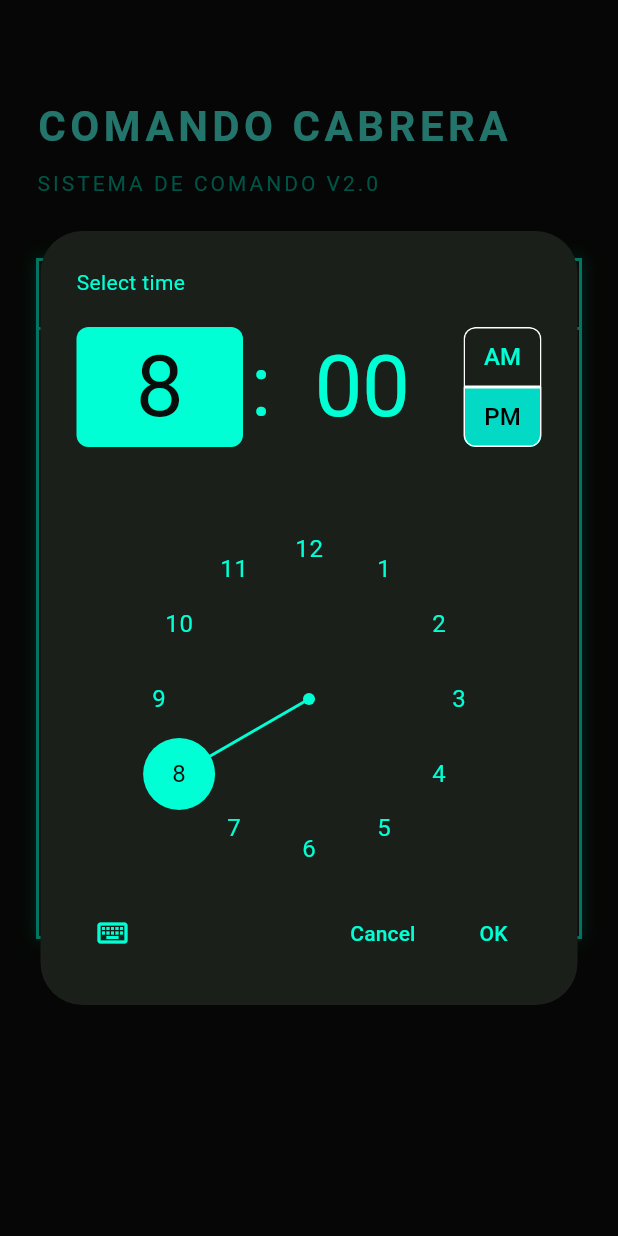
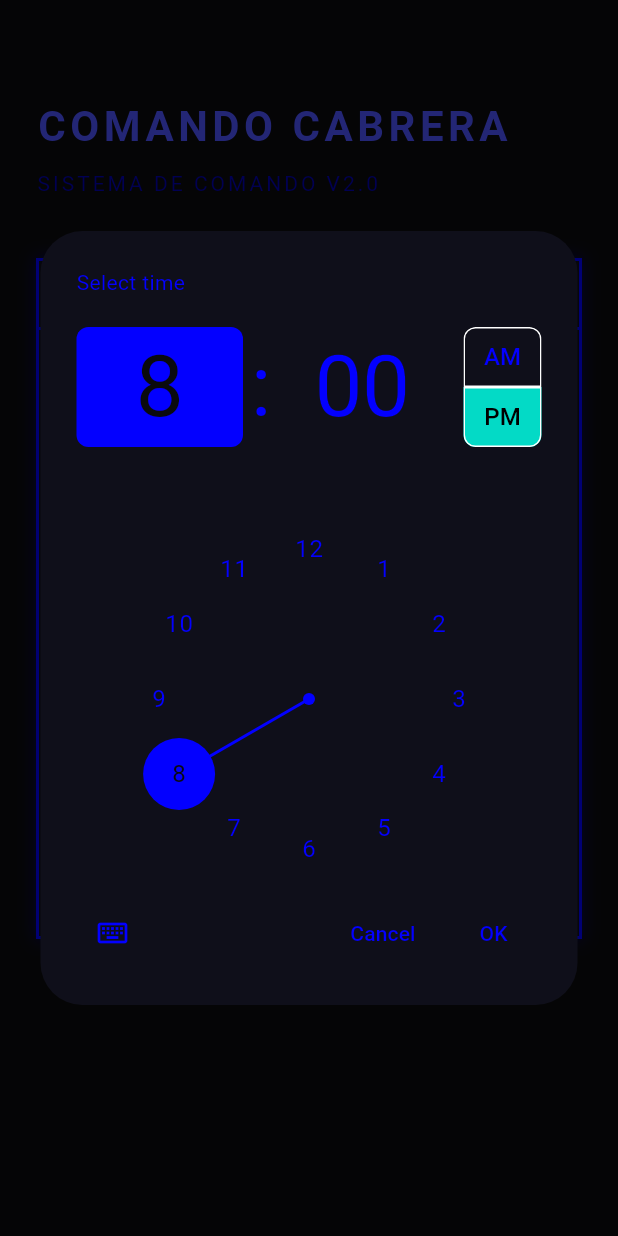
Before and after one commit to RickCabrera/Control-C, a Flutter app: the screen it shows after launch, after a tap on an icon or button, on a phone screen of 412 x 824 dp. Run offline on Flutter 3.47's test engine with Material 3 defaults, Android fonts, the phone set to English and light mode, and no system bars; our stand-ins replace flutter_local_notifications, google_fonts, hive, hive_flutter, timezone; accounts and stored records are empty.

Commit message:
color azul rey y bugs

```diff
--- a/lib/main.dart
+++ b/lib/main.dart
@@ -1,5 +1,6 @@
 import 'package:flutter/material.dart';
 import 'package:flutter/services.dart';
+import 'package:path_provider/path_provider.dart';
 import 'theme/pip_boy_theme.dart';
 import 'services/hive_service.dart';
 import 'services/notification_service.dart';
@@ -13,8 +14,23 @@ void main() async {
     DeviceOrientation.portraitUp,
   ]);
 
-  await HiveService.init();
-  await NotificationService.init();
+  try {
+    final appDocumentDir = await getApplicationDocumentsDirectory();
+    await HiveService.init(appDocumentDir.path);
+  } catch (e) {
+    debugPrint('Hive init error: $e');
+    try {
+      await HiveService.init(null);
+    } catch (e2) {
+      debugPrint('Hive fallback init error: $e2');
+    }
+  }
+
+  try {
+    await NotificationService.init();
+  } catch (e) {
+    debugPrint('Notification init error: $e');
+  }
 
   runApp(const ControlCabreraApp());
 }
--- a/lib/models/daily_checkin.dart
+++ b/lib/models/daily_checkin.dart
@@ -36,7 +36,7 @@ class DailyCheckIn extends HiveObject {
     required this.question4,
     required this.score,
     required this.timestamp,
-    required this.criticalPriority,
+    this.criticalPriority = '',
   });
 
   // Semantic getters for better code readability
--- a/lib/services/hive_service.dart
+++ b/lib/services/hive_service.dart
@@ -16,8 +16,12 @@ class HiveService {
   static Box<WeeklyReflection>? _weeklyBox;
   static Box<String>? _prioritiesBox;
 
-  static Future<void> init() async {
-    await Hive.initFlutter();
+  static Future<void> init([String? path]) async {
+    if (path != null) {
+      await Hive.initFlutter(path);
+    } else {
+      await Hive.initFlutter();
+    }
 
     // Register adapters
     Hive.registerAdapter(UserConfigAdapter());
--- a/lib/services/notification_service.dart
+++ b/lib/services/notification_service.dart
@@ -13,6 +13,7 @@ class NotificationService {
       'Notifications for daily check-in reminders';
 
   static Future<void> init() async {
+    try {
       tz.initializeTimeZones();
 
       const androidSettings = AndroidInitializationSettings('@mipmap/ic_launcher');
@@ -29,6 +30,9 @@ class NotificationService {
       );
 
       await _requestPermissions();
+    } catch (e) {
+      debugPrint('Notification init error: $e');
+    }
   }
 
   static Future<void> _requestPermissions() async {
@@ -73,7 +77,7 @@ class NotificationService {
           channelDescription: _channelDescription,
           importance: Importance.high,
           priority: Priority.high,
-          color: const Color(0xFF00FFD5),
+          color: const Color(0xFF0300C2),
           icon: '@mipmap/ic_launcher',
         ),
         iOS: const DarwinNotificationDetails(
@@ -129,7 +133,7 @@ class NotificationService {
           channelDescription: _channelDescription,
           importance: Importance.high,
           priority: Priority.high,
-          color: const Color(0xFF00FFD5),
+          color: const Color(0xFF0300C2),
         ),
       ),
     );
--- a/lib/theme/pip_boy_theme.dart
+++ b/lib/theme/pip_boy_theme.dart
@@ -2,12 +2,12 @@ import 'package:flutter/material.dart';
 import 'package:google_fonts/google_fonts.dart';
 
 class PipBoyColors {
-  static const Color primary = Color(0xFF00FFD5);
-  static const Color primaryDim = Color(0xFF00B89A);
-  static const Color primaryBright = Color(0xFF4DFFEB);
-  static const Color background = Color(0xFF0A0E0A);
-  static const Color surface = Color(0xFF1A1F1A);
-  static const Color surfaceVariant = Color(0xFF0F140F);
+  static const Color primary = Color(0xFF0300FF);
+  static const Color primaryDim = Color(0xFF0200B3);
+  static const Color primaryBright = Color(0xFF4D52FF);
+  static const Color background = Color(0xFF0A0A0E);
+  static const Color surface = Color(0xFF0F0F1A);
+  static const Color surfaceVariant = Color(0xFF0A0A14);
   static const Color warning = Color(0xFFFFB800);
   static const Color error = Color(0xFFFF0000);
 }
--- a/pubspec.yaml
+++ b/pubspec.yaml
@@ -37,6 +37,7 @@ dependencies:
   timezone: ^0.9.2
   intl: ^0.19.0
   google_fonts: ^6.1.0
+  path_provider: ^2.1.2
 
 dev_dependencies:
   flutter_test:
```
Also changed, not shown: lib/screens/home_screen.dart (+9 -5 lines), lib/models/daily_checkin.g.dart, pubspec.lock, 1 other file. Lines whose indentation alone changed are shown as unchanged.
